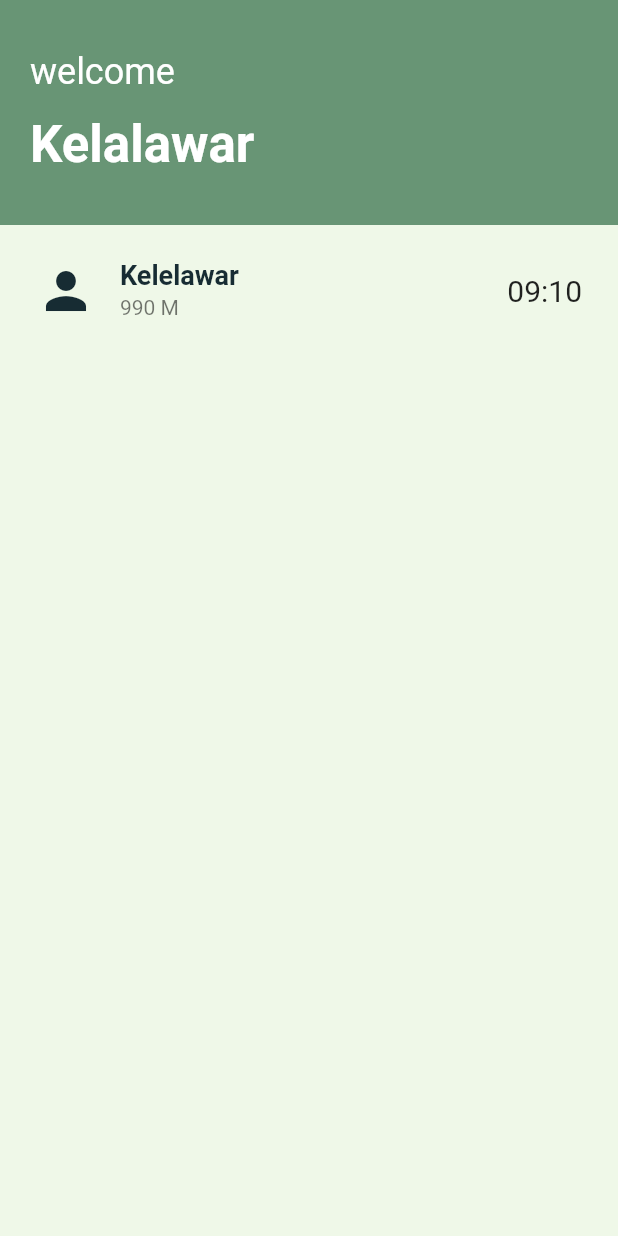
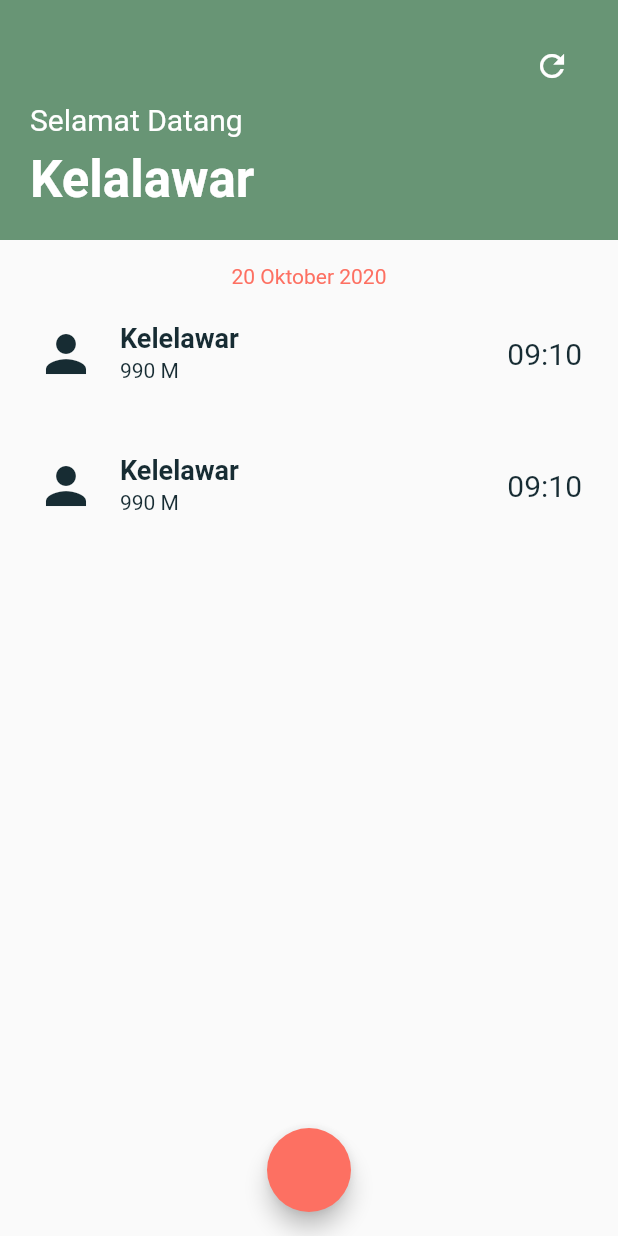
Before and after one commit to RafiIzzatulRizquFaris/penerangan_kops, a Flutter app: the Home screen opened directly, on a phone screen of 412 x 824 dp. Run offline on Flutter 3.47's test engine with Material 2 defaults, Android fonts, the phone set to English and light mode, and no system bars; our stand-ins replace animated_text_kit, cloud_firestore, rflutter_alert, shared_preferences; accounts and stored records are empty.

```diff
--- a/lib/home.dart
+++ b/lib/home.dart
@@ -11,39 +11,39 @@ class _HomeState extends State<Home> {
   @override
   Widget build(BuildContext context) {
     return Scaffold(
-        body: SafeArea(
-      child: Column(
+      body: Column(
         children: [
           Container(
-              height: 150,
+              height: 160,
               width: MediaQuery.of(context).size.width,
               color: AppColor.accentColor,
               child: Padding(
                 padding: EdgeInsets.all(20),
                 child: Column(
                   crossAxisAlignment: CrossAxisAlignment.start,
-                  mainAxisAlignment: MainAxisAlignment.spaceEvenly,
                   children: [
-                    // Row(
-                    //   mainAxisAlignment: MainAxisAlignment.end,
-                    //   children: [
-                    //     IconButton(
-                    //         icon: Icon(
-                    //           Icons.refresh,
-                    //           size: 24.0,
-                    //           color: Colors.white,
-                    //         ),
-                    //         onPressed: null),
-                    //   ],
-                    // ),
+                    Row(
+                      mainAxisAlignment: MainAxisAlignment.end,
+                      children: [
+                        IconButton(
+                            icon: Icon(
+                              Icons.refresh,
+                              size: 24.0,
+                              color: Colors.white,
+                            ),
+                            onPressed: null),
+                      ],
+                    ),
                     Text(
-                      "welcome",
+                      "Selamat Datang",
                       style: TextStyle(
                         color: Colors.white,
-                        fontSize: 24.0,
+                        fontSize: 20.0,
                       ),
                     ),
-
+                    SizedBox(
+                      height: 8,
+                    ),
                     Text(
                       "Kelalawar",
                       style: TextStyle(
@@ -55,9 +55,18 @@ class _HomeState extends State<Home> {
                 ),
               )),
           Expanded(
-            child: Container(
-              color: AppColor.primaryColor,
-              child: Padding(
+              child: Column(
+            children: [
+              Padding(
+                padding: EdgeInsets.fromLTRB(0, 16, 0, 0),
+                child: Text(
+                  "20 Oktober 2020",
+                  style: TextStyle(
+                      color: AppColor.redColor,
+                      fontWeight: FontWeight.w400),
+                ),
+              ),
+              Padding(
                 padding: EdgeInsets.all(8),
                 child: ListTile(
                   leading: Icon(
@@ -72,16 +81,50 @@ class _HomeState extends State<Home> {
                         fontWeight: FontWeight.w600,
                         fontSize: 18.0),
                   ),
-                  trailing: Text("09:10", style: TextStyle(fontSize: 20.0),),
-                  subtitle: Text("990 M"),
+                  trailing: Text(
+                    "09:10",
+                    style:
+                        TextStyle(fontSize: 20.0, color: AppColor.blackColor),
+                  ),
+                  subtitle: Text(
+                    "990 M",
+                    style: TextStyle(color: AppColor.blackColor),
+                  ),
                 ),
               ),
-            ),
-          ),
+              Padding(
+                padding: EdgeInsets.all(8),
+                child: ListTile(
+                  leading: Icon(
+                    Icons.person,
+                    color: AppColor.blackColor,
+                    size: 40,
+                  ),
+                  title: Text(
+                    "Kelelawar",
+                    style: TextStyle(
+                        color: AppColor.blackColor,
+                        fontWeight: FontWeight.w600,
+                        fontSize: 18.0),
+                  ),
+                  trailing: Text(
+                    "09:10",
+                    style:
+                        TextStyle(fontSize: 20.0, color: AppColor.blackColor),
+                  ),
+                  subtitle: Text(
+                    "990 M",
+                    style: TextStyle(color: AppColor.blackColor),
+                  ),
+                ),
+              ),
+            ],
+          )),
         ],
       ),
-    ),
 
+      floatingActionButton: FloatingActionButton(onPressed: null,backgroundColor: AppColor.redColor,),
+      floatingActionButtonLocation: FloatingActionButtonLocation.centerFloat,
     );
   }
 }
```
Also changed, not shown: lib/attendence.dart (added, +16 -0 lines), lib/guide.dart (added, +16 -0 lines), lib/main_navigation.dart (+14 -6 lines), lib/presenter/login_presenter.dart (+19 -12 lines), lib/profile.dart (added, +16 -0 lines).
